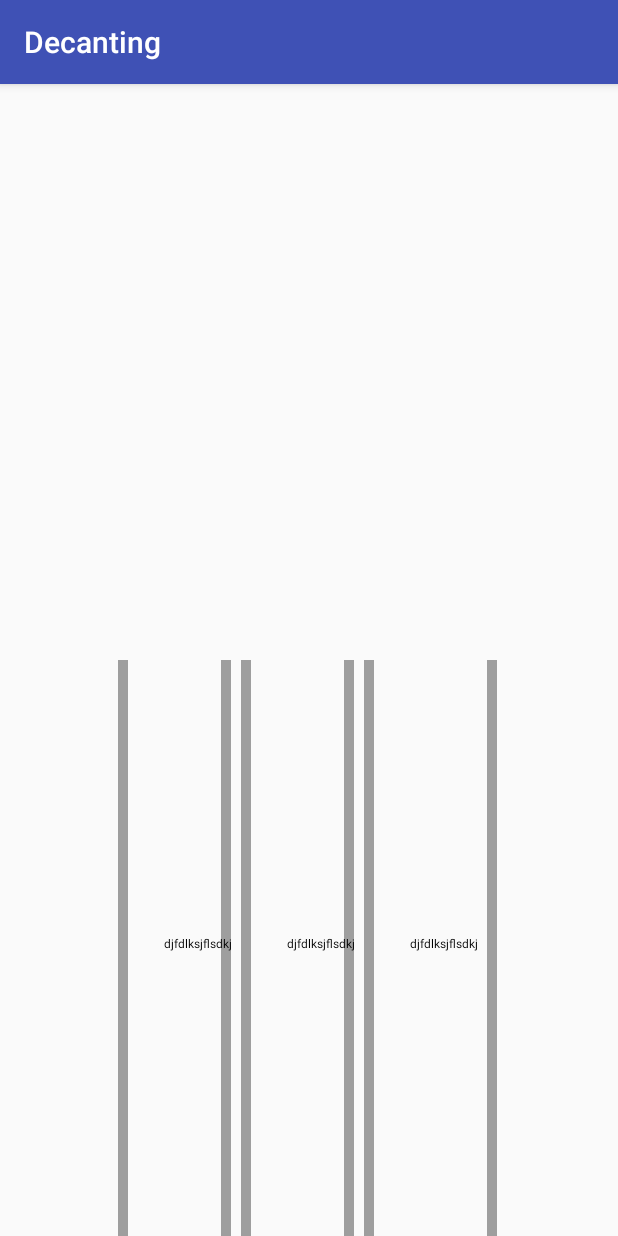
After one commit to MathBunny/decanting, an Android app: the Game screen opened directly, with no data from a screen before it, on a phone screen of 412 x 824 dp. The commit adds this screen. Run offline under Robolectric (Android 15) with nearby library versions, the phone set to English and light mode, and no system bars.

Commit message:
Add basic game background  rendering

```diff
--- a/app/src/main/AndroidManifest.xml
+++ b/app/src/main/AndroidManifest.xml
@@ -19,7 +19,8 @@
             </intent-filter>
         </activity>
         <activity android:name=".Highscores" />
-        <activity android:name=".About"></activity>
+        <activity android:name=".About" />
+        <activity android:name=".Game"></activity>
     </application>
 
 </manifest>
--- /dev/null
+++ b/app/src/main/java/ca/horatiu/decanting/Game.java
@@ -0,0 +1,13 @@
+package ca.horatiu.decanting;
+
+import android.support.v7.app.AppCompatActivity;
+import android.os.Bundle;
+
+public class Game extends AppCompatActivity {
+    int numJugs = 3;
+    @Override
+    protected void onCreate(Bundle savedInstanceState) {
+        super.onCreate(savedInstanceState);
+        setContentView(new GameRenderer(this, numJugs));
+    }
+}
--- /dev/null
+++ b/app/src/main/java/ca/horatiu/decanting/GameRenderer.java
@@ -0,0 +1,92 @@
+package ca.horatiu.decanting;
+
+import android.annotation.TargetApi;
+import android.content.Context;
+import android.graphics.Canvas;
+import android.graphics.Color;
+import android.graphics.Paint;
+import android.graphics.Typeface;
+import android.os.Build;
+import android.util.AttributeSet;
+import android.util.Log;
+import android.view.SurfaceHolder;
+import android.view.SurfaceView;
+import android.view.View;
+import android.view.ViewTreeObserver;
+
+/**
+ * Created by Horatiu on 27/06/2016.
+ */
+public class GameRenderer extends View {
+    private int width;
+    private int height;
+    private int numJugs;
+    private Paint drawPaint;
+    Canvas canvas;
+    final int GAP = 20;
+
+    public GameRenderer(Context context, int numJugs) {
+        super(context);
+        drawPaint = new Paint();
+        drawPaint.setColor(Color.parseColor("#f0f0f0"));
+        drawPaint.setAntiAlias(true);
+        setOnMeasureCallback();
+        this.numJugs = numJugs;
+    }
+
+    @Override
+    protected void onDraw(final Canvas canvas) {
+        super.onDraw(canvas);
+        this.canvas = canvas;
+        drawBackground(canvas);
+    }
+
+    public void drawBackground(Canvas canvas){
+        int widthStep = (width/(numJugs+2));
+        int heightStep = height/4;
+        drawPaint.setColor(Color.parseColor("#9e9e9e"));
+
+        drawPaint.setStrokeWidth(10);
+        for(int x = 1; x <= 8; x++) {
+            canvas.drawLine(widthStep * (int) ((x + 1) / 2) + ((x % 2 == 0 && x != 2 && x != 8) ? (-GAP) : (0)), heightStep * 4, widthStep * (int)((x + 1) / 2) + ((x % 2 == 0 && x != 2 && x != 8) ? (-GAP) : (0)), heightStep * 2, drawPaint);
+            Log.d("Ok", widthStep * (int) ((x + 1) / 2) + ((x % 2 == 0) ? (-5) : (0)) + "");
+        }
+
+        Log.d("Jugs", numJugs + "");
+        //draw the + and minus lol
+        for(int x = 0; x < numJugs; x++){
+            //compute the x coordinate
+            drawPaint.setColor(Color.BLACK);
+            int xCordMinus = widthStep * (x+1)+(widthStep/3);
+            int yCordMinus = heightStep * 3;
+            //drawPaint.setTypeface(Typeface.create("Arial",Typeface.ITALIC));
+
+            canvas.drawText("djfdlksjflsdkj", xCordMinus, yCordMinus, drawPaint);
+            Log.d("loc", xCordMinus + " " + yCordMinus);
+        }
+
+        //draw the base value
+        //height = ???
+    }
+
+    private void setOnMeasureCallback() {
+        ViewTreeObserver vto = getViewTreeObserver();
+        vto.addOnGlobalLayoutListener(new ViewTreeObserver.OnGlobalLayoutListener() {
+            @Override
+            public void onGlobalLayout() {
+                removeOnGlobalLayoutListener(this);
+                width = getMeasuredWidth();
+                height = getMeasuredHeight();
+            }
+        });
+    }
+
+    @TargetApi(Build.VERSION_CODES.JELLY_BEAN)
+    private void removeOnGlobalLayoutListener(ViewTreeObserver.OnGlobalLayoutListener listener) {
+        if (Build.VERSION.SDK_INT < 16) {
+            getViewTreeObserver().removeGlobalOnLayoutListener(listener);
+        } else {
+            getViewTreeObserver().removeOnGlobalLayoutListener(listener);
+        }
+    }
+}
--- a/app/src/main/res/layout/activity_main.xml
+++ b/app/src/main/res/layout/activity_main.xml
@@ -20,7 +20,9 @@
         android:text="Play Now!"
         android:id="@+id/play"
         android:layout_centerHorizontal="true"
-        android:layout_weight="1" />
+        android:layout_weight="1"
+        android:onClick="play"
+        />
 
     <Button
         android:layout_width="wrap_content"
```
Also changed, not shown: app/src/main/java/ca/horatiu/decanting/GraphicsComputation.java (added, +15 -0 lines), app/src/main/java/ca/horatiu/decanting/MainActivity.java (+11 -0 lines), app/src/main/res/layout/activity_game.xml (added, +12 -0 lines).
